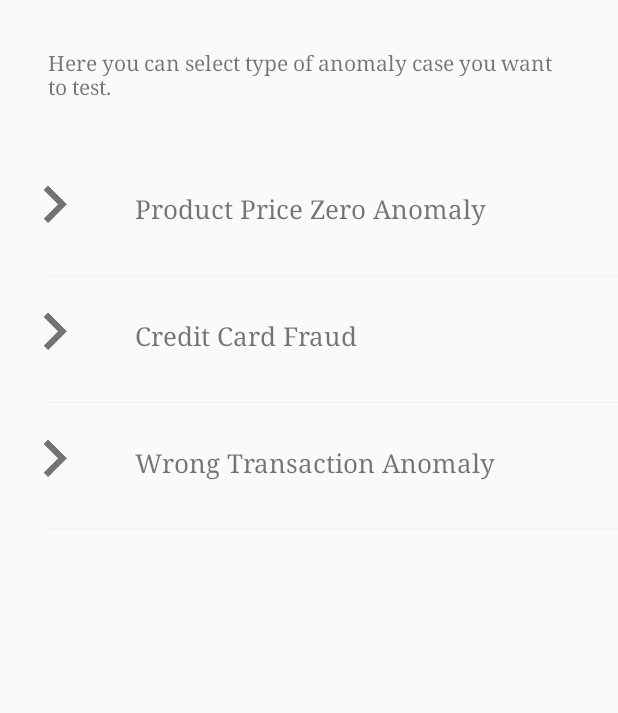
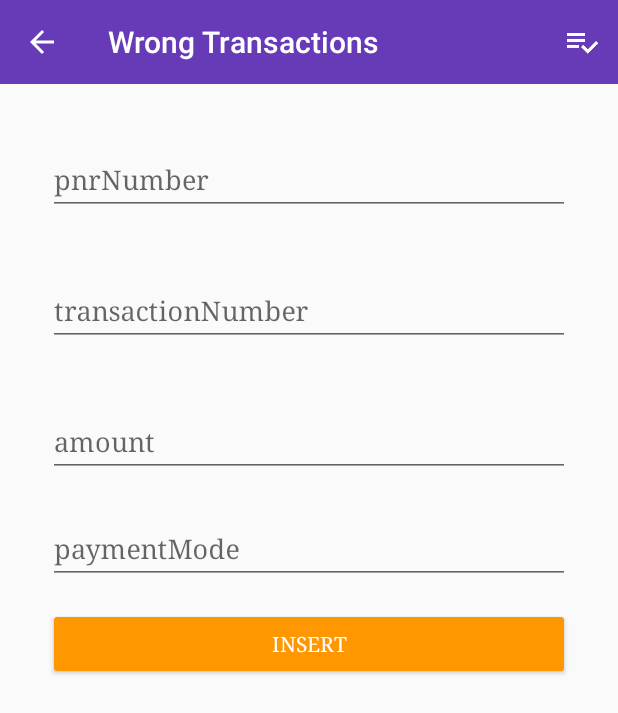
Before and after one commit to webianks/AnoTech-Android, an Android app: the fragment Testing shown on its own in the app's theme, after a tap on "Wrong Transaction Anomaly", on a phone screen of 412 x 824 dp. Shown: the top 713 px of the screen. Run offline under Robolectric (Android 15) with nearby library versions, the phone set to English and light mode, and no system bars.

Commit message:
WrongTransactions progress #1

```diff
--- a/app/src/main/AndroidManifest.xml
+++ b/app/src/main/AndroidManifest.xml
@@ -37,6 +37,10 @@
             android:name=".test_classes.CreditCardFraud"
             android:label="@string/credit_card_fraud" />
 
+        <activity
+            android:name=".test_classes.WrongTransaction"
+            android:label="@string/wrong_transactions" />
+
     </application>
 
 </manifest>
--- a/app/src/main/java/com/webianks/anotech/database/AnotechDBHelper.java
+++ b/app/src/main/java/com/webianks/anotech/database/AnotechDBHelper.java
@@ -13,7 +13,7 @@ import com.webianks.anotech.R;
 public class AnotechDBHelper extends SQLiteOpenHelper {
 
     private static final String DB_NAME = "anotech.db";
-    private static final int DB_VERSION = 35;
+    private static final int DB_VERSION = 36;
     private Context context;
 
     public AnotechDBHelper(Context context) {
--- a/app/src/main/java/com/webianks/anotech/test_classes/WrongTransaction.java
+++ b/app/src/main/java/com/webianks/anotech/test_classes/WrongTransaction.java
@@ -1,19 +1,165 @@
 package com.webianks.anotech.test_classes;
 
+import android.annotation.SuppressLint;
+import android.app.ProgressDialog;
+import android.content.ContentValues;
+import android.database.sqlite.SQLiteDatabase;
+import android.os.AsyncTask;
 import android.os.Bundle;
 import android.support.annotation.Nullable;
+import android.support.design.widget.TextInputEditText;
 import android.support.v7.app.AppCompatActivity;
+import android.support.v7.widget.Toolbar;
+import android.util.Log;
+import android.view.Menu;
+import android.view.MenuItem;
+import android.view.View;
+import android.widget.Toast;
+
+import com.webianks.anotech.R;
+import com.webianks.anotech.database.AnotechDBHelper;
+import com.webianks.anotech.database.Contract;
 
 /**
  * Created by R Ankit on 26-04-2017.
  */
 
-public class WrongTransaction extends AppCompatActivity{
+public class WrongTransaction extends AppCompatActivity implements View.OnClickListener {
 
+
+    private TextInputEditText pnrNumberET;
+    private TextInputEditText transactionNumberET;
+    private TextInputEditText paymentModeET;
+    private TextInputEditText amountET;
+    private String TAG = CreditCardFraud.class.getSimpleName();
+    private ProgressDialog progressDialog;
 
     @Override
     protected void onCreate(@Nullable Bundle savedInstanceState) {
         super.onCreate(savedInstanceState);
+        setContentView(R.layout.wrong_transactions);
+
+        init();
+    }
+
+    private void init() {
+
+        Toolbar toolbar = (Toolbar) findViewById(R.id.toolbar);
+        setSupportActionBar(toolbar);
+        getSupportActionBar().setDisplayHomeAsUpEnabled(true);
+
+
+        pnrNumberET = (TextInputEditText) findViewById(R.id.pnrNumber);
+        transactionNumberET = (TextInputEditText) findViewById(R.id.transactionNumber);
+        amountET = (TextInputEditText) findViewById(R.id.amount);
+        paymentModeET = (TextInputEditText) findViewById(R.id.paymentMode);
+
+        findViewById(R.id.insert).setOnClickListener(this);
+
+        progressDialog = new ProgressDialog(this);
+        progressDialog.setTitle("Anomaly Test");
+        progressDialog.setMessage(getString(R.string.please_wait));
+        progressDialog.setIndeterminate(true);
 
     }
+
+    @Override
+    public void onClick(View view) {
+
+        if (view.getId() == R.id.insert)
+            insertNow();
+    }
+
+    @SuppressLint("WrongConstant")
+    private void runCheck() {
+
+        AnotechDBHelper dbHelper = new AnotechDBHelper(this);
+        SQLiteDatabase database = dbHelper.getReadableDatabase();
+
+
+
+
+    }
+
+
+
+    private class DatabaseTask extends AsyncTask<Void, Void, Void> {
+
+        @Override
+        protected void onPreExecute() {
+            super.onPreExecute();
+
+            progressDialog.show();
+
+        }
+
+        protected Void doInBackground(Void... values) {
+
+            runCheck();
+            return null;
+        }
+
+        protected void onPostExecute(Void result) {
+            progressDialog.dismiss();
+        }
+    }
+
+
+    private void insertNow() {
+
+        String pnr_number = pnrNumberET.getText().toString();
+        String amount = amountET.getText().toString();
+        String transaction_number = transactionNumberET.getText().toString();
+        String payment_mode = paymentModeET.getText().toString();
+
+
+        if (pnr_number.trim().length() > 0 &&
+                amount.trim().length() > 0 &&
+                transaction_number.trim().length() > 0 &&
+                payment_mode.trim().length() > 0) {
+
+
+            AnotechDBHelper dbHelper = new AnotechDBHelper(this);
+            SQLiteDatabase database = dbHelper.getWritableDatabase();
+
+
+            ContentValues contentValues = new ContentValues();
+            contentValues.put(Contract.TransactionEntry.PNR_NUMBER, pnr_number);
+            contentValues.put(Contract.TransactionEntry.TRANSACTION_NUMBER, transaction_number);
+            contentValues.put(Contract.TransactionEntry.MODE, payment_mode);
+            contentValues.put(Contract.TransactionEntry.AMOUNT, Integer.valueOf(amount));
+
+
+            long code = database.insert(Contract.TABLE_TRANSACTIONS, null, contentValues);
+
+
+            if (code > 0)
+                Toast.makeText(this, getString(R.string.done), Toast.LENGTH_LONG).show();
+            else
+                Log.d(WrongTransaction.class.getSimpleName(), "insertNow: " + code);
+
+            database.close();
+
+        }
+
+    }
+
+
+    @Override
+    public boolean onOptionsItemSelected(MenuItem item) {
+
+        if (item.getItemId() == android.R.id.home)
+            finish();
+        else if (item.getItemId() == R.id.run_check)
+            new WrongTransaction.DatabaseTask().execute();
+
+        return super.onOptionsItemSelected(item);
+    }
+
+
+    @Override
+    public boolean onCreateOptionsMenu(Menu menu) {
+        getMenuInflater().inflate(R.menu.order_details_menu, menu);
+        return super.onCreateOptionsMenu(menu);
+    }
 }
--- /dev/null
+++ b/app/src/main/res/layout/wrong_transactions.xml
@@ -0,0 +1,108 @@
+<?xml version="1.0" encoding="utf-8"?>
+<LinearLayout xmlns:android="http://schemas.android.com/apk/res/android"
+    android:layout_width="match_parent"
+    android:layout_height="wrap_content"
+    android:focusableInTouchMode="true"
+    android:orientation="vertical">
+
+    <android.support.v7.widget.Toolbar
+        android:id="@+id/toolbar"
+        android:layout_width="match_parent"
+        android:layout_height="wrap_content"
+        android:theme="@style/Base.ThemeOverlay.AppCompat.Dark.ActionBar"
+        android:background="?attr/colorPrimary" />
+
+
+    <ScrollView
+        android:layout_width="match_parent"
+        android:layout_height="match_parent">
+
+        <LinearLayout
+            android:layout_width="match_parent"
+            android:layout_height="wrap_content"
+            android:orientation="vertical">
+
+
+            <android.support.design.widget.TextInputLayout
+                android:layout_width="match_parent"
+                android:layout_height="wrap_content"
+                android:layout_margin="@dimen/structure_item_padding">
+
+                <android.support.design.widget.TextInputEditText
+                    android:id="@+id/pnrNumber"
+                    android:layout_width="match_parent"
+                    android:layout_height="wrap_content"
+                    android:hint="@string/pnrNumber"
+                    android:inputType="number" />
+
+            </android.support.design.widget.TextInputLayout>
+
+
+            <android.support.design.widget.TextInputLayout
+                android:layout_width="match_parent"
+                android:layout_height="wrap_content"
+                android:layout_marginBottom="@dimen/structure_item_padding"
+                android:layout_marginLeft="@dimen/structure_item_padding"
+                android:layout_marginRight="@dimen/structure_item_padding">
+
+                <android.support.design.widget.TextInputEditText
+                    android:id="@+id/transactionNumber"
+                    android:layout_width="match_parent"
+                    android:layout_height="wrap_content"
+                    android:hint="@string/transaction_number"
+                    android:inputType="number" />
+
+            </android.support.design.widget.TextInputLayout>
+
+
+            <android.support.design.widget.TextInputLayout
+                android:layout_width="match_parent"
+                android:layout_height="wrap_content"
+                android:layout_marginBottom="@dimen/structure_item_padding_half"
+                android:layout_marginLeft="@dimen/structure_item_padding"
+                android:layout_marginRight="@dimen/structure_item_padding">
+
+                <android.support.design.widget.TextInputEditText
+                    android:id="@+id/amount"
+                    android:layout_width="match_parent"
+                    android:layout_height="wrap_content"
+                    android:hint="@string/amount"
+                    android:inputType="number" />
+
+            </android.support.design.widget.TextInputLayout>
+
+
+            <android.support.design.widget.TextInputLayout
+                android:layout_width="match_parent"
+                android:layout_height="wrap_content"
+                android:layout_marginBottom="@dimen/structure_item_padding_half"
+                android:layout_marginLeft="@dimen/structure_item_padding"
+                android:layout_marginRight="@dimen/structure_item_padding">
+
+                <android.support.design.widget.TextInputEditText
+                    android:id="@+id/paymentMode"
+                    android:layout_width="match_parent"
+                    android:layout_height="wrap_content"
+                    android:hint="@string/payment_mode"
+                    android:inputType="text" />
+
+            </android.support.design.widget.TextInputLayout>
+
+
+            <Button
+                android:id="@+id/insert"
+                android:layout_width="match_parent"
+                android:layout_height="wrap_content"
+                android:layout_marginBottom="@dimen/structure_item_padding_half"
+                android:layout_marginLeft="@dimen/structure_item_padding"
+                android:layout_marginRight="@dimen/structure_item_padding"
+                android:text="@string/insert"
+                android:theme="@style/ButtonTheme" />
+
+
+        </LinearLayout>
+
+    </ScrollView>
+
+
+</LinearLayout>
--- a/app/src/main/res/values/strings.xml
+++ b/app/src/main/res/values/strings.xml
@@ -3380,5 +3380,9 @@ CREATE TABLE `transactions` (
     <string name="order_shipping_reason">OrderDate and ShippedDate does not fall in allowed day difference value: </string>
     <string name="product_price_zero_reason">There may be anomaly because no of orders in particular day doesn\'t fall in normal count: </string>
     <string name="credit_fraud_reason">There may be credit card fraud becausse card uses doesn\'t follow normal behaviour of  :</string>
+    <string name="wrong_transactions">Wrong Transactions</string>
+    <string name="pnrNumber">pnrNumber</string>
+    <string name="transaction_number">transactionNumber</string>
+    <string name="payment_mode">paymentMode</string>
 
 </resources>
```
Also changed, not shown: app/src/main/java/com/webianks/anotech/database/Contract.java (+12 -0 lines).
